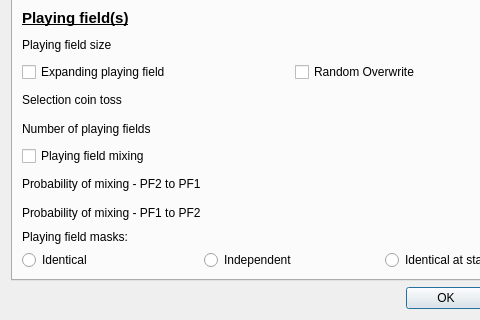
Above: settings.ui from palaeoware/trevosim before the change; both pictures show x 0 to 480 and y 609 to 929 of the 583 by 929 pixel window. Below: the same form after it.
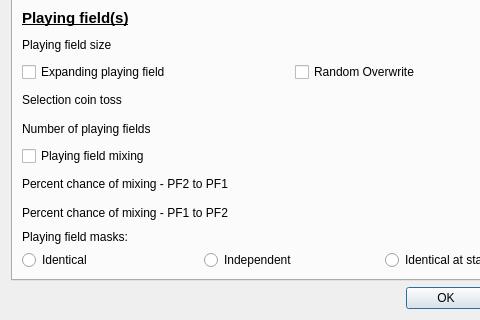
That is the form after the change. The open tabs and pages were chosen to show the change.

Commit message: Change settings wording for mixing for issue #62

Diff of the .ui file:
```diff
--- a/settings.ui
+++ b/settings.ui
@@ -482,7 +482,7 @@
        <item row="26" column="0">
         <widget class="QLabel" name="label_15">
          <property name="text">
-          <string>Probability of mixing - PF2 to PF1</string>
+          <string>Percent chance of mixing - PF2 to PF1</string>
          </property>
         </widget>
        </item>
@@ -550,7 +550,7 @@
        <item row="27" column="0">
         <widget class="QLabel" name="label_21">
          <property name="text">
-          <string>Probability of mixing - PF1 to PF2</string>
+          <string>Percent chance of mixing - PF1 to PF2</string>
          </property>
         </widget>
        </item>
```
Left out of the diff: 16 changed lines with no effect on the pictures. The commit also changes 1 other file.
